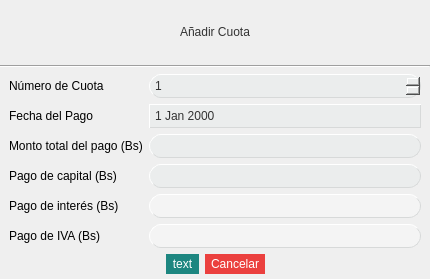
Old version of the form Finanzas/AddCuotaDelPlan.ui in the repository altitude-solutions/Finanzas.
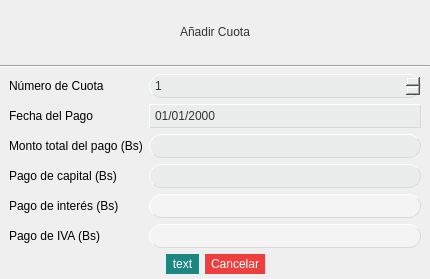
New version of the form. Icons and pictures are not drawn. Custom widgets are drawn as their Qt base class.

Commit message: all date formats to dd/MM/yyyy

Diff of the .ui file:
```diff
--- a/Finanzas/AddCuotaDelPlan.ui
+++ b/Finanzas/AddCuotaDelPlan.ui
@@ -300,6 +300,9 @@
 
 </string>
        </property>
+       <property name="displayFormat">
+        <string>dd/MM/yyyy</string>
+       </property>
        <property name="calendarPopup">
         <bool>true</bool>
        </property>
```
The commit also changes 7 other files.
